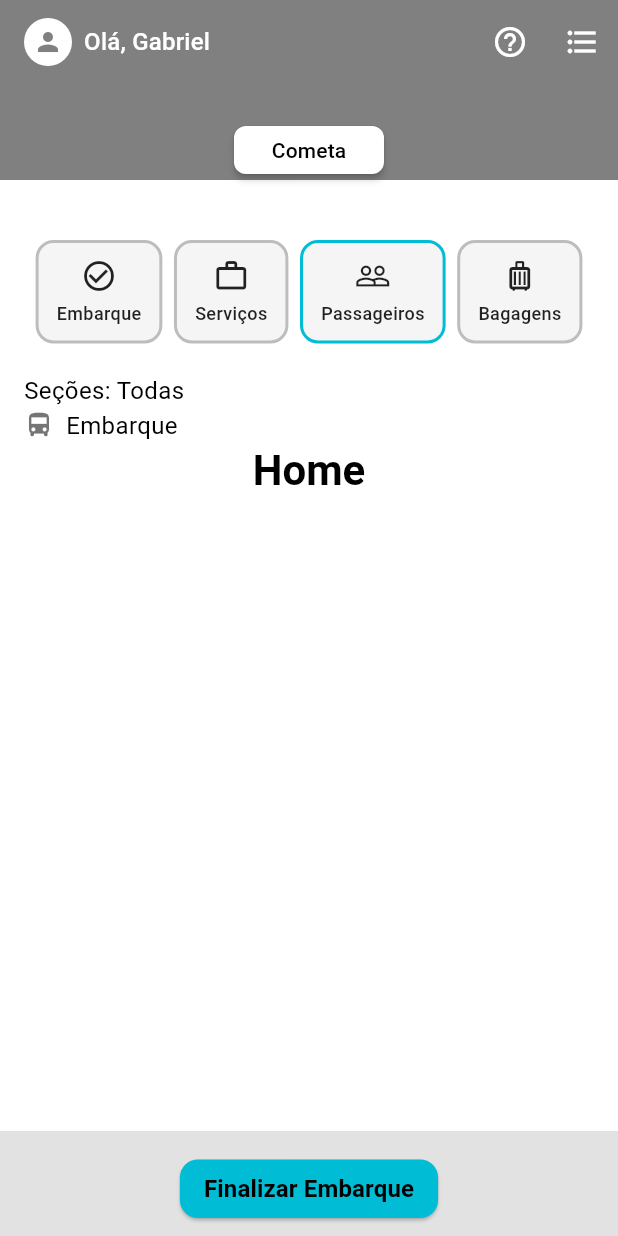
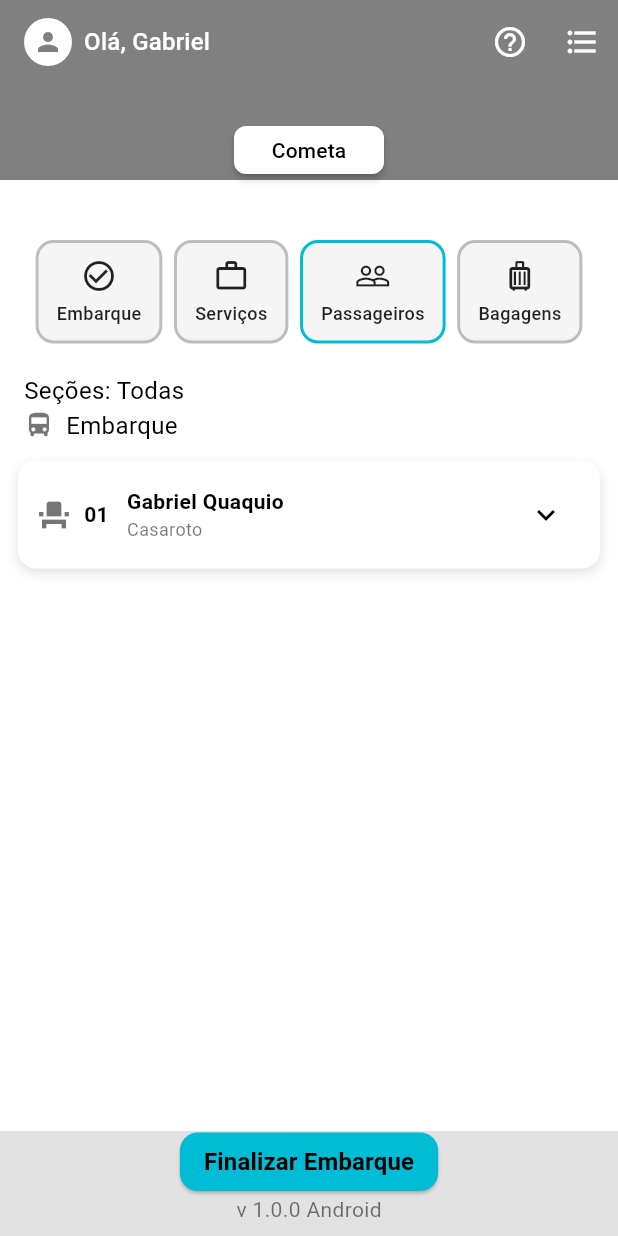
Before and after one commit to renatosimples/TelaApp, a Flutter app: the screen it shows after launch, on a phone screen of 412 x 824 dp. Run offline on Flutter 3.47's test engine with Material 3 defaults, Android fonts, the phone set to English and light mode, and no system bars; our stand-ins replace package_info_plus.

Commit message:
criado container

```diff
--- /dev/null
+++ b/lib/components/container_options.dart
@@ -0,0 +1,135 @@
+import 'package:flutter/material.dart';
+
+class ContainerOptions extends StatefulWidget {
+  const ContainerOptions({super.key});
+
+  @override
+  State<ContainerOptions> createState() => _ContainerOptionsState();
+}
+
+class _ContainerOptionsState extends State<ContainerOptions> {
+  bool _isExpanded = false;
+
+  @override
+  Widget build(BuildContext context) {
+    return AnimatedContainer(
+      duration: const Duration(milliseconds: 300),
+      curve: Curves.easeInOut,
+      padding: const EdgeInsets.all(12),
+      margin: const EdgeInsets.all(12),
+      decoration: BoxDecoration(
+        color: Colors.white,
+        borderRadius: BorderRadius.circular(12),
+        boxShadow: const [
+          BoxShadow(color: Colors.black12, blurRadius: 6, offset: Offset(0, 3)),
+        ],
+      ),
+      child: Column(
+        children: [
+          Row(
+            mainAxisAlignment: MainAxisAlignment.spaceBetween,
+            children: [
+              Row(
+                children: [
+                  const Icon(Icons.event_seat, color: Colors.black54),
+                  const SizedBox(width: 8),
+                  const Text(
+                    '01',
+                    style: TextStyle(fontWeight: FontWeight.bold),
+                  ),
+                  const SizedBox(width: 12),
+                  const Column(
+                    crossAxisAlignment: CrossAxisAlignment.start,
+                    children: [
+                      Text(
+                        'Gabriel Quaquio',
+                        style: TextStyle(fontWeight: FontWeight.bold),
+                      ),
+                      Text(
+                        'Casaroto',
+                        style: TextStyle(fontSize: 12, color: Colors.black54),
+                      ),
+                    ],
+                  ),
+                ],
+              ),
+              IconButton(
+                icon: Icon(
+                  _isExpanded
+                      ? Icons.keyboard_arrow_up
+                      : Icons.keyboard_arrow_down,
+                ),
+                onPressed: () {
+                  setState(() {
+                    _isExpanded = !_isExpanded;
+                  });
+                },
+              ),
+            ],
+          ),
+
+          if (_isExpanded) ...[
+            const SizedBox(height: 12),
+            Row(
+              mainAxisAlignment: MainAxisAlignment.spaceBetween,
+              children: [
+                const Column(
+                  crossAxisAlignment: CrossAxisAlignment.start,
+                  children: [
+                    Text('Nº bilhete: 43785163'),
+                    Text('Linha: RJ x BH'),
+                    Text('Serviço: qwertz89'),
+                    Text('Data e hora: 15/01/25 - 10:25'),
+                  ],
+                ),
+                Container(
+                  padding: const EdgeInsets.symmetric(
+                    horizontal: 10,
+                    vertical: 4,
+                  ),
+                  decoration: BoxDecoration(
+                    color: Colors.green[100],
+                    borderRadius: BorderRadius.circular(20),
+                  ),
+                  child: const Text(
+                    '01',
+                    style: TextStyle(
+                      color: Colors.green,
+                      fontWeight: FontWeight.bold,
+                    ),
+                  ),
+                ),
+              ],
+            ),
+            const SizedBox(height: 12),
+            Row(
+              mainAxisAlignment: MainAxisAlignment.center,
+              children: [
+                _buildOptionButton(Icons.luggage, Colors.blue, Icons.add),
+                const SizedBox(width: 12),
+                _buildOptionButton(Icons.luggage, Colors.purple, Icons.add),
+              ],
+            ),
+          ],
+        ],
+      ),
+    );
+  }
+
+  Widget _buildOptionButton(IconData icon, Color color, IconData iconInside) {
+    return Container(
+      padding: const EdgeInsets.symmetric(vertical: 6, horizontal: 14),
+      decoration: BoxDecoration(
+        color: color.withAlpha(100),
+        borderRadius: BorderRadius.circular(30),
+      ),
+      child: Row(
+        children: [
+          Icon(icon, color: color),
+          const SizedBox(width: 6),
+          Icon(iconInside, color: color),
+        ],
+      ),
+    );
+  }
+}
--- a/lib/screens/home.dart
+++ b/lib/screens/home.dart
@@ -1,6 +1,8 @@
 import 'package:flutter/material.dart';
 import 'package:tela/components/appbar_theme.dart';
 import 'package:tela/components/options_menu.dart';
+import 'package:tela/components/container_options.dart';
+import 'package:package_info_plus/package_info_plus.dart';
 
 class Home extends StatefulWidget {
   const Home({super.key});
@@ -10,6 +12,21 @@ class Home extends StatefulWidget {
 }
 
 class _HomeState extends State<Home> {
+  String _appVersion = '';
+
+  @override
+  void initState() {
+    super.initState();
+    _loadAppVersion();
+  }
+
+  Future<void> _loadAppVersion() async {
+    final packageInfo = await PackageInfo.fromPlatform();
+    setState(() {
+      _appVersion = 'v ${packageInfo.version} Android';
+    });
+  }
+
   @override
   Widget build(BuildContext context) {
     return Scaffold(
@@ -17,7 +34,7 @@ class _HomeState extends State<Home> {
       body: Stack(
         children: [
           Padding(
-            padding: const EdgeInsets.only(bottom: 70),
+            padding: const EdgeInsets.only(bottom: 90),
             child: Column(
               crossAxisAlignment: CrossAxisAlignment.start,
               children: [
@@ -45,15 +62,7 @@ class _HomeState extends State<Home> {
                     ],
                   ),
                 ),
-                Center(
-                  child: Text(
-                    'Home',
-                    style: Theme.of(context).textTheme.headlineMedium?.copyWith(
-                      fontWeight: FontWeight.bold,
-                      color: Colors.black,
-                    ),
-                  ),
-                ),
+                Center(child: ContainerOptions()),
               ],
             ),
           ),
@@ -66,7 +75,7 @@ class _HomeState extends State<Home> {
             ),
           ),
           Positioned(
-            bottom: 12,
+            bottom: 30,
             left: 0,
             right: 0,
             child: Center(
@@ -95,6 +104,17 @@ class _HomeState extends State<Home> {
               ),
             ),
           ),
+          Positioned(
+            bottom: 8,
+            left: 0,
+            right: 0,
+            child: Center(
+              child: Text(
+                _appVersion,
+                style: const TextStyle(fontSize: 14, color: Colors.black54),
+              ),
+            ),
+          ),
         ],
       ),
     );
--- a/pubspec.yaml
+++ b/pubspec.yaml
@@ -34,6 +34,7 @@ dependencies:
   # The following adds the Cupertino Icons font to your application.
   # Use with the CupertinoIcons class for iOS style icons.
   cupertino_icons: ^1.0.8
+  package_info_plus: ^8.3.0
 
 dev_dependencies:
   flutter_test:
```
Also changed, not shown: pubspec.lock, 1 other file.
